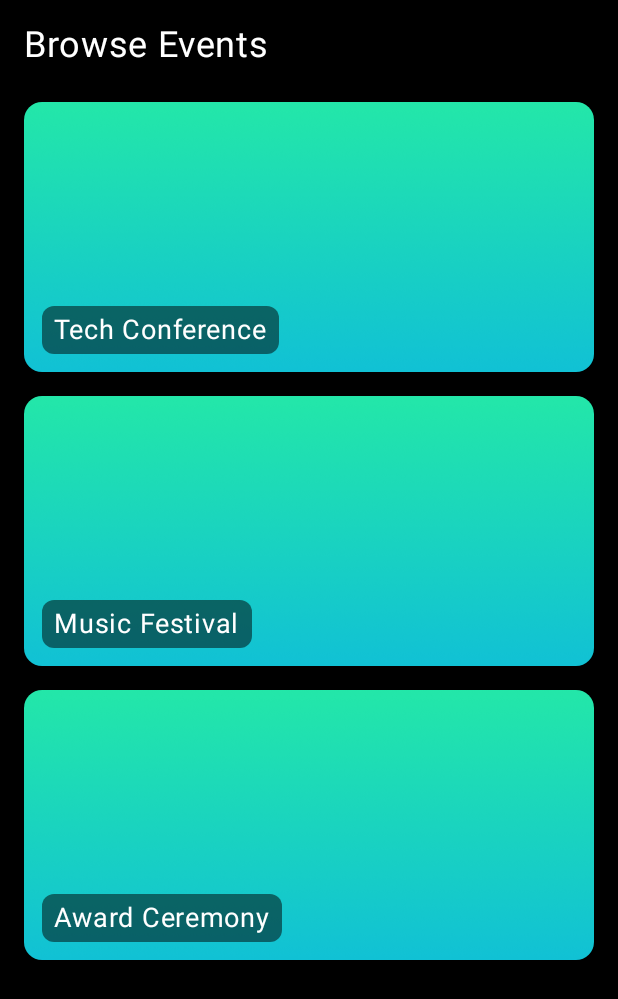
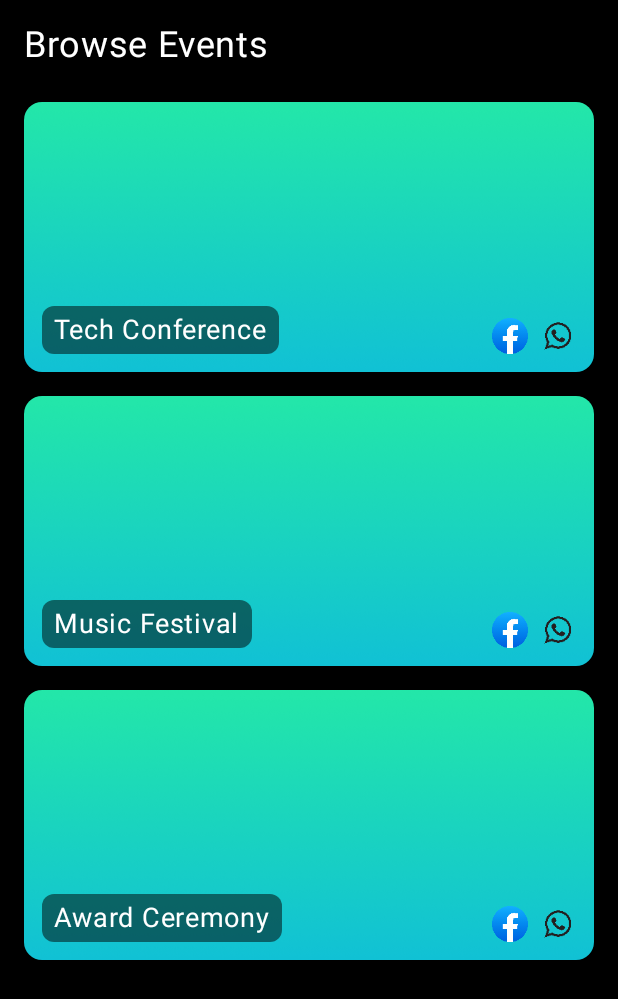
Before and after one commit to Munira12345/MazeConnect_, an Android app built with Jetpack Compose: the @Preview function PreviewEventSeekerHomePage, on a phone screen of 412 x 824 dp. Shown: the top 999 px of the screen. Run offline under Robolectric (Android 15) with nearby library versions, the light colour scheme and no system bars; our stand-ins replace Firebase (no records; nobody signed in at launch, a user with empty details on screens opened directly), window size class.

Commit message:
event seeker sharing icons to fb, whatsapp

```diff
--- a/app/build.gradle.kts
+++ b/app/build.gradle.kts
@@ -103,7 +103,8 @@ dependencies {
     androidTestImplementation("io.mockk:mockk-android:1.13.7")
     implementation("androidx.compose.material3:material3-window-size-class:1.1.2")
     implementation ("androidx.biometric:biometric:1.2.0-alpha05")
-
+    implementation ("io.coil-kt:coil-compose:2.1.0")
+    implementation ("io.coil-kt:coil-svg:2.1.0")
 
 
 
--- a/app/src/main/java/com/example/mazeconnect/eventseeker/EventSeekerHomePage.kt
+++ b/app/src/main/java/com/example/mazeconnect/eventseeker/EventSeekerHomePage.kt
@@ -40,6 +40,7 @@ import androidx.compose.foundation.lazy.items
 import androidx.compose.material3.windowsizeclass.WindowWidthSizeClass
 import androidx.compose.ui.tooling.preview.Preview
 import com.example.mazeconnect.EventData
+import coil.compose.rememberAsyncImagePainter
 
 const val BrowseEventsTitle = "BrowseEventsTitle"
 const val buttons = "buttons"
@@ -246,6 +247,37 @@ fun EventCard(event: EventData, navController: NavController) {
                     .background(Color.Black.copy(alpha = 0.5f), RoundedCornerShape(8.dp))
                     .padding(horizontal = 8.dp, vertical = 4.dp)
             )
+            Row(
+                modifier = Modifier
+                    .align(Alignment.BottomEnd)
+                    .padding(12.dp),
+                horizontalArrangement = Arrangement.spacedBy(8.dp)
+            ) {
+              /*  Icon(
+                    painter = painterResource(id = R.drawable.ins),
+                    contentDescription = "Share on WhatsApp",
+                    tint = Color.Unspecified,
+                    modifier = Modifier
+                        .size(24.dp)
+                        .clickable { /* TODO: Share logic */ }
+                )*/
+                Icon(
+                    painter = rememberAsyncImagePainter(R.drawable.fb),
+                    contentDescription = "Share on Instagram",
+                    tint = Color.Unspecified,
+                    modifier = Modifier
+                        .size(24.dp)
+                        .clickable { /* TODO: Share logic */ }
+                )
+                Icon(
+                    painter = rememberAsyncImagePainter(R.drawable.whats),
+                    contentDescription = "Share on Facebook",
+                    tint = Color.Unspecified,
+                    modifier = Modifier
+                        .size(24.dp)
+                        .clickable { /* TODO: Share logic */ }
+                )
+            }
         }
     }
 }
```
Also changed, not shown: app/src/main/res/drawable/fb.png (added), app/src/main/res/drawable/ins.jpg (added), app/src/main/res/drawable/whats.png (added).
